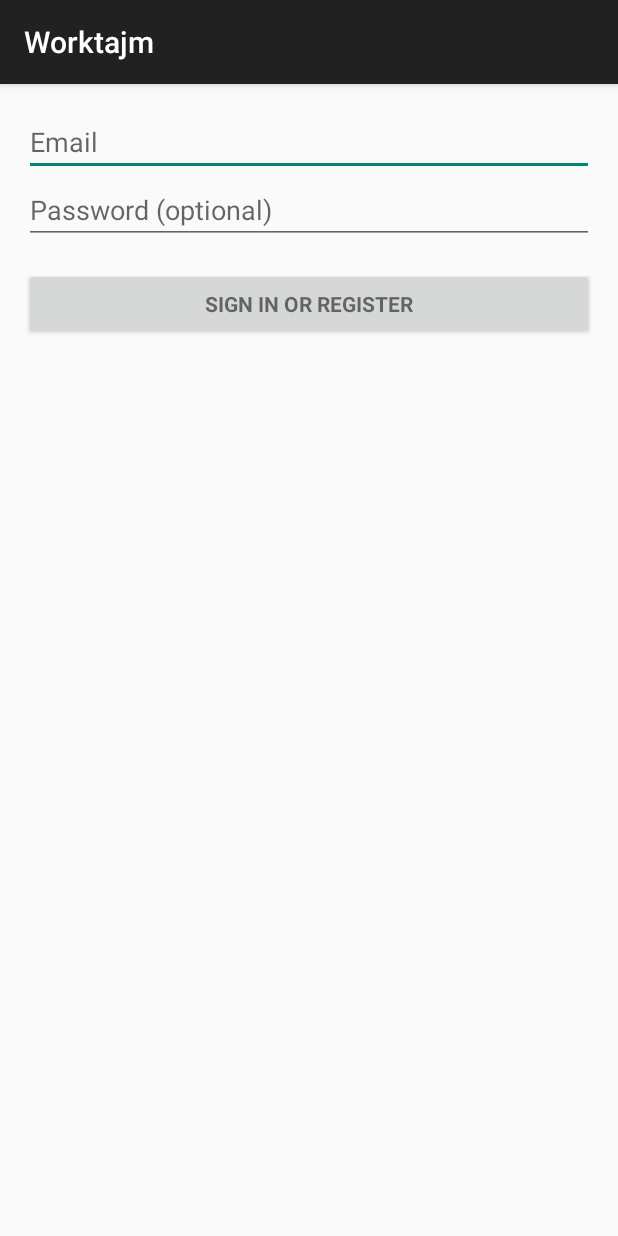
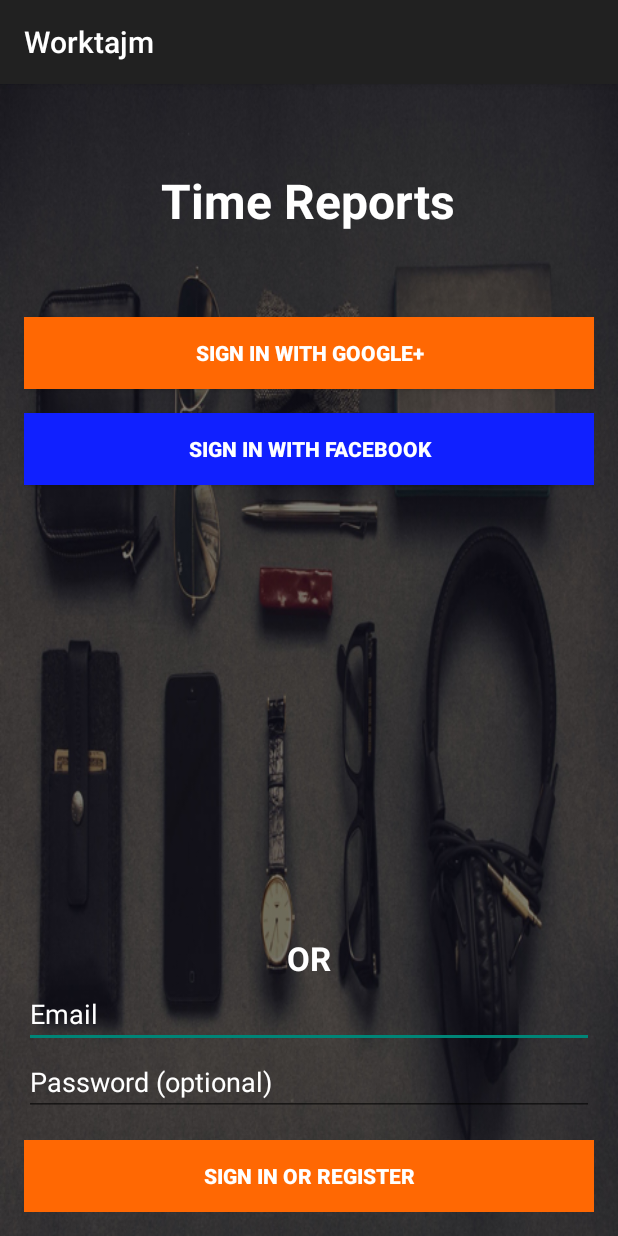
Before and after one commit to hirro/m-worktajm, an Android app: the screen it shows after launch (LoginActivity), on a phone screen of 412 x 824 dp. Run offline under Robolectric (Android 15) with nearby library versions, the phone set to English and light mode, and no system bars; our stand-ins replace Volley; libraries missing offline, so code that uses them is left out: com.logentries.android; 3 statements that could not run were skipped.

Commit message:
Username password login done.

```diff
--- a/android/app/src/main/res/layout/activity_login.xml
+++ b/android/app/src/main/res/layout/activity_login.xml
@@ -4,36 +4,122 @@
     android:orientation="vertical" android:paddingBottom="@dimen/activity_vertical_margin"
     android:paddingLeft="@dimen/activity_horizontal_margin"
     android:paddingRight="@dimen/activity_horizontal_margin"
-    android:paddingTop="@dimen/activity_vertical_margin" tools:context=".LoginActivity">
+    android:paddingTop="@dimen/activity_vertical_margin" tools:context=".LoginActivity"
+    style="@style/WorktajmLogin">
 
     <!-- Login progress -->
+
     <ProgressBar android:id="@+id/login_progress" style="?android:attr/progressBarStyleLarge"
         android:layout_width="wrap_content" android:layout_height="wrap_content"
         android:layout_marginBottom="8dp" android:visibility="gone" />
 
-    <ScrollView android:id="@+id/login_form" android:layout_width="match_parent"
-        android:layout_height="match_parent">
+    <ScrollView
+        android:id="@+id/login_form"
+        android:layout_width="fill_parent"
+        android:layout_height="fill_parent"
+        android:fillViewport="true">
+        <LinearLayout
+            android:id="@+id/email_login_form_01"
+            android:layout_width="fill_parent"
+            android:layout_height="fill_parent"
+            android:orientation="vertical">
 
-        <LinearLayout android:id="@+id/email_login_form" android:layout_width="match_parent"
-            android:layout_height="wrap_content" android:orientation="vertical">
+
+            <TextView
+                android:layout_width="wrap_content"
+                android:layout_height="wrap_content"
+                android:textAppearance="?android:attr/textAppearanceLarge"
+                android:text="@string/LoginTimeReports"
+                android:id="@+id/textView2"
+                android:layout_gravity="center_horizontal"
+                android:textColor="#ffffff"
+                android:textSize="32dp"
+                android:textStyle="bold"
+                android:layout_marginTop="40dp"
+                android:layout_marginBottom="40dp" />
+
+            <Button
+                style="@style/LoginButton"
+                android:id="@+id/button"
+                android:layout_width="fill_parent"
+                android:layout_height="wrap_content"
+                android:layout_marginTop="16dp"
+                android:text="@string/action_sign_in_with_google"
+                android:textStyle="bold"
+                android:textColor="#ffffff"
+                android:background="#ff6803"
+                android:layout_gravity="center" />
+
+            <Button
+                style="@style/LoginButton"
+                android:id="@+id/button2"
+                android:layout_width="fill_parent"
+                android:layout_height="wrap_content"
+                android:layout_marginTop="16dp"
+                android:text="@string/action_sign_in_with_facebook"
+                android:textStyle="bold"
+                android:textColor="#ffffff"
+                android:background="#1020ff"
+                android:layout_gravity="center_horizontal" />
+            <!-- stretching frame layout, using layout_weight -->
+            <FrameLayout
+                android:layout_width="fill_parent"
+                android:layout_height="fill_parent"
+                android:layout_weight="1">
+            </FrameLayout>
+
+            <!-- content fixated to the bottom of the screen -->
+            <LinearLayout
+                android:layout_width="fill_parent"
+                android:layout_height="wrap_content"
+                android:orientation="vertical">
+                <!-- your bottom content -->
+                <TextView
+                    android:layout_width="wrap_content"
+                    android:layout_height="wrap_content"
+                    android:textAppearance="?android:attr/textAppearanceLarge"
+                    android:text="@string/sign_in_with"
+                    android:id="@+id/textView3"
+                    android:layout_gravity="center_horizontal"
+                    android:textColor="#ffffff"
+                    android:textStyle="bold"
+                    android:layout_marginTop="20dp"
+                    android:capitalize="characters"
+                    android:editable="true" />
 
                 <AutoCompleteTextView android:id="@+id/email" android:layout_width="match_parent"
                     android:layout_height="wrap_content" android:hint="@string/prompt_email"
                     android:inputType="textEmailAddress" android:maxLines="1"
-                android:singleLine="true" />
+                    android:singleLine="true"
+                    android:textColor="#ffffff"
+                    android:textColorLink="#ffffff"
+                    android:textColorHint="#ffffff"
+                    android:textColorHighlight="#ffffff" />
 
                 <EditText android:id="@+id/password" android:layout_width="match_parent"
                     android:layout_height="wrap_content" android:hint="@string/prompt_password"
                     android:imeActionId="@+id/login"
                     android:imeActionLabel="@string/action_sign_in_short"
                     android:imeOptions="actionUnspecified" android:inputType="textPassword"
-                android:maxLines="1" android:singleLine="true" />
+                    android:maxLines="1" android:singleLine="true"
+                    android:textColor="#ffffff"
+                    android:textColorHighlight="#ffffff"
+                    android:textColorHint="#ffffff"
+                    android:textColorLink="#ffffff" />
 
-            <Button android:id="@+id/email_sign_in_button" style="?android:textAppearanceSmall"
+                <Button android:id="@+id/email_sign_in_button" style="@style/LoginButton"
                     android:layout_width="match_parent" android:layout_height="wrap_content"
                     android:layout_marginTop="16dp" android:text="@string/action_sign_in"
-                android:textStyle="bold" />
+                    android:textStyle="bold"
+                    android:textColor="#ffffff"
+                    android:background="#ff6803" />
+
 
             </LinearLayout>
+
+
+        </LinearLayout>
+
     </ScrollView>
+
 </LinearLayout>
--- a/android/app/src/main/res/values/strings.xml
+++ b/android/app/src/main/res/values/strings.xml
@@ -79,4 +79,9 @@
     <string name="configure">Configure</string>
     <string name="add_widget">Add widget</string>
     <string name="title_activity_settings2">Settings</string>
+    <string name="LoginTitle">Worktajm</string>
+    <string name="LoginTimeReports">Time Reports</string>
+    <string name="action_sign_in_with_google">Sign in with Google+</string>
+    <string name="action_sign_in_with_facebook">Sign in with Facebook</string>
+    <string name="sign_in_with">OR</string>
 </resources>
--- a/android/app/src/main/res/values/styles.xml
+++ b/android/app/src/main/res/values/styles.xml
@@ -5,4 +5,15 @@
         <!-- Customize your theme here. -->
     </style>
 
+    <style name="WorktajmLogin">
+        <item name="android:windowNoTitle">true</item>
+        <item name="android:background">@drawable/background</item>
+        <item name="android:windowBackground">@android:color/black</item>
+    </style>
+
+    <style name="LoginButton">
+        <item name="android:colorBackground">#ff7a33</item>
+        <item name="android:color">#FFFFFF</item>
+    </style>
+
 </resources>
```
Also changed, not shown: android/app/src/main/res/drawable-nodpi/background.png (added). Lines whose indentation alone changed are shown as unchanged.
